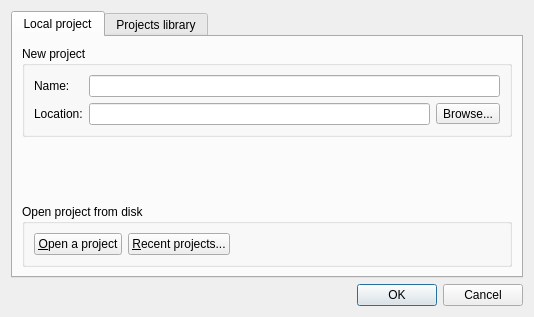
The window that gns3/ui/project_dialog.ui (GNS3/gns3-gui) describes before a commit, drawn with Qt 5.
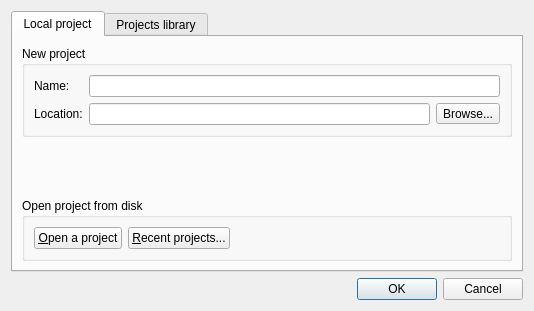
The same window after the commit.

Commit message: Remove setTabBarAutoHide. Ref #1431.

The edit to the form file:
```diff
--- a/gns3/ui/project_dialog.ui
+++ b/gns3/ui/project_dialog.ui
@@ -10,7 +10,7 @@
     <x>0</x>
     <y>0</y>
     <width>534</width>
-    <height>317</height>
+    <height>311</height>
    </rect>
   </property>
   <property name="windowTitle">
```
Left out of the diff: 2 changed lines with no effect on the pictures. The commit also changes 1 other file.
